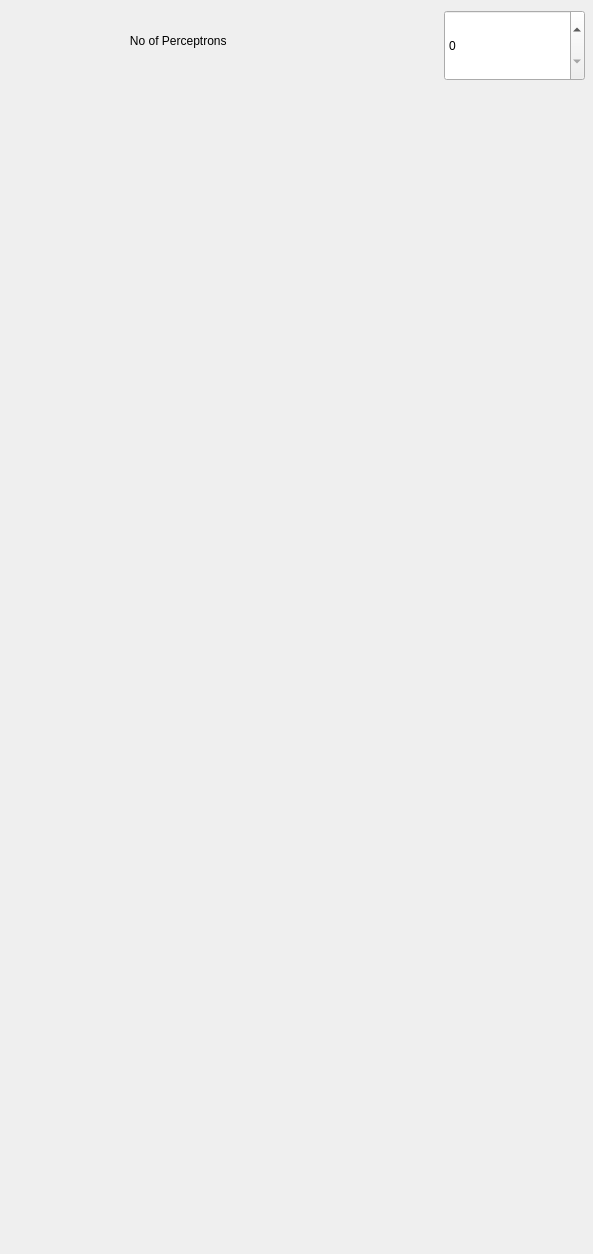
First picture: the form in projects/neuralnetworks/qt/perceptron/ben_perceptron/mainwindow.ui, repository bensinghbeno/design-engine, before the edit.
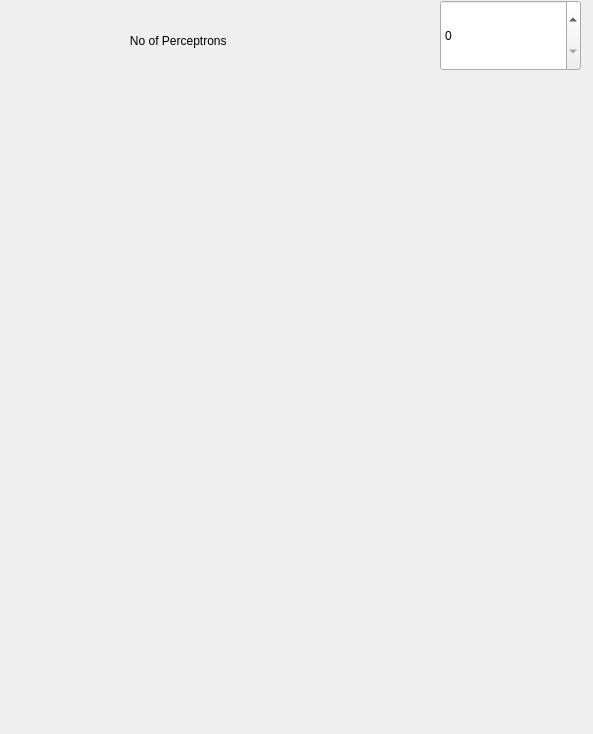
Second picture: the form after the edit.

```diff
--- a/projects/neuralnetworks/qt/perceptron/ben_perceptron/mainwindow.ui
+++ b/projects/neuralnetworks/qt/perceptron/ben_perceptron/mainwindow.ui
@@ -7,7 +7,7 @@
     <x>0</x>
     <y>0</y>
     <width>593</width>
-    <height>1254</height>
+    <height>734</height>
    </rect>
   </property>
   <property name="windowTitle">
@@ -17,10 +17,10 @@
    <widget class="QWidget" name="verticalLayoutWidget">
     <property name="geometry">
      <rect>
-      <x>-1</x>
-      <y>89</y>
+      <x>10</x>
+      <y>80</y>
       <width>571</width>
-      <height>921</height>
+      <height>601</height>
      </rect>
     </property>
     <layout class="QVBoxLayout" name="verticalLayout">
@@ -39,8 +39,8 @@
    <widget class="QSpinBox" name="spinBoxPerceptronCount">
     <property name="geometry">
      <rect>
-      <x>444</x>
-      <y>10</y>
+      <x>440</x>
+      <y>0</y>
       <width>141</width>
       <height>71</height>
      </rect>
```
